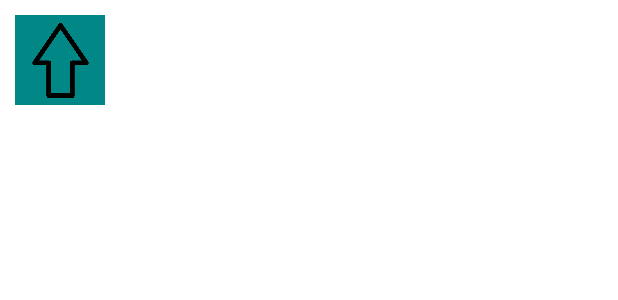
After one commit to mariPrikolota/MyDiplomaThesis, an Android app: the layout step_shablon.xml on its own in the app's theme, with its tools: preview values and no code run, on a phone screen of 412 x 824 dp. The commit adds this screen. Shown: the top 300 px of the screen. Run offline under Robolectric (Android 15) with nearby library versions, the phone set to English and light mode, and no system bars.

Commit message:
setep save(not)

```diff
--- a/app/src/main/java/com/example/myapplication/level/LevelAdapter.kt
+++ b/app/src/main/java/com/example/myapplication/adapter/LevelAdapter.kt
@@ -1,15 +1,15 @@
-package com.example.myapplication.level
+package com.example.myapplication.adapter
 
 import android.content.Context
 import android.content.Intent
 import android.view.LayoutInflater
 import android.view.View
 import android.view.ViewGroup
-import android.widget.ImageView
 import android.widget.TextView
 import androidx.recyclerview.widget.RecyclerView
 import com.example.myapplication.GamePlayer
 import com.example.myapplication.R
+import com.example.myapplication.level.LevelItem
 
 class LevelAdapter(listArray: ArrayList<LevelItem>, context: Context): RecyclerView.Adapter<LevelAdapter.ViewHolderGuide>(){
     private var events = listArray
--- a/app/src/main/java/com/example/myapplication/level/LevelItem.kt
+++ b/app/src/main/java/com/example/myapplication/level/LevelItem.kt
@@ -1,5 +1,9 @@
 package com.example.myapplication.level
 
 data class LevelItem(
-    var number: Int
+    val number: Int
 )
+
+data class StepItem(
+    val stepView: Int
+)
--- a/app/src/main/res/layout/game_layout.xml
+++ b/app/src/main/res/layout/game_layout.xml
@@ -166,7 +166,7 @@
             android:gravity="center"/>
 
         <androidx.recyclerview.widget.RecyclerView
-            android:id="@+id/stepBox"
+            android:id="@+id/containerStep"
             android:layout_width="match_parent"
             android:layout_height="300dp"
             android:padding="10dp"
--- /dev/null
+++ b/app/src/main/res/layout/step_shablon.xml
@@ -0,0 +1,22 @@
+<?xml version="1.0" encoding="utf-8"?>
+<androidx.constraintlayout.widget.ConstraintLayout
+    xmlns:android="http://schemas.android.com/apk/res/android"
+    xmlns:app="http://schemas.android.com/apk/res-auto"
+    android:id="@+id/stepId"
+    android:layout_width="60dp"
+    android:layout_height="60dp"
+    android:layout_margin="10dp"
+    android:background="@color/teal_700">
+
+    <ImageView
+        android:id="@+id/stepView"
+        android:layout_width="50dp"
+        android:layout_height="50dp"
+        android:layout_margin="10dp"
+        android:src="@drawable/icon_up"
+        app:layout_constraintBottom_toBottomOf="parent"
+        app:layout_constraintEnd_toEndOf="parent"
+        app:layout_constraintStart_toStartOf="parent"
+        app:layout_constraintTop_toTopOf="parent" />
+
+</androidx.constraintlayout.widget.ConstraintLayout>
```
Also changed, not shown: app/src/main/java/com/example/myapplication/GamePlayer.kt (+23 -5 lines), app/src/main/java/com/example/myapplication/adapter/StepAdapter.kt (added, +43 -0 lines), app/src/main/java/com/example/myapplication/drawers/PandaDrawer.kt (+4 -3 lines), app/src/main/java/com/example/myapplication/drawers/StepDrawer.kt (+19 -1 lines), app/src/main/java/com/example/myapplication/level/LevelGame.kt (+1 -6 lines), app/src/main/java/com/example/myapplication/models/Step.kt (added, +8 -0 lines).
